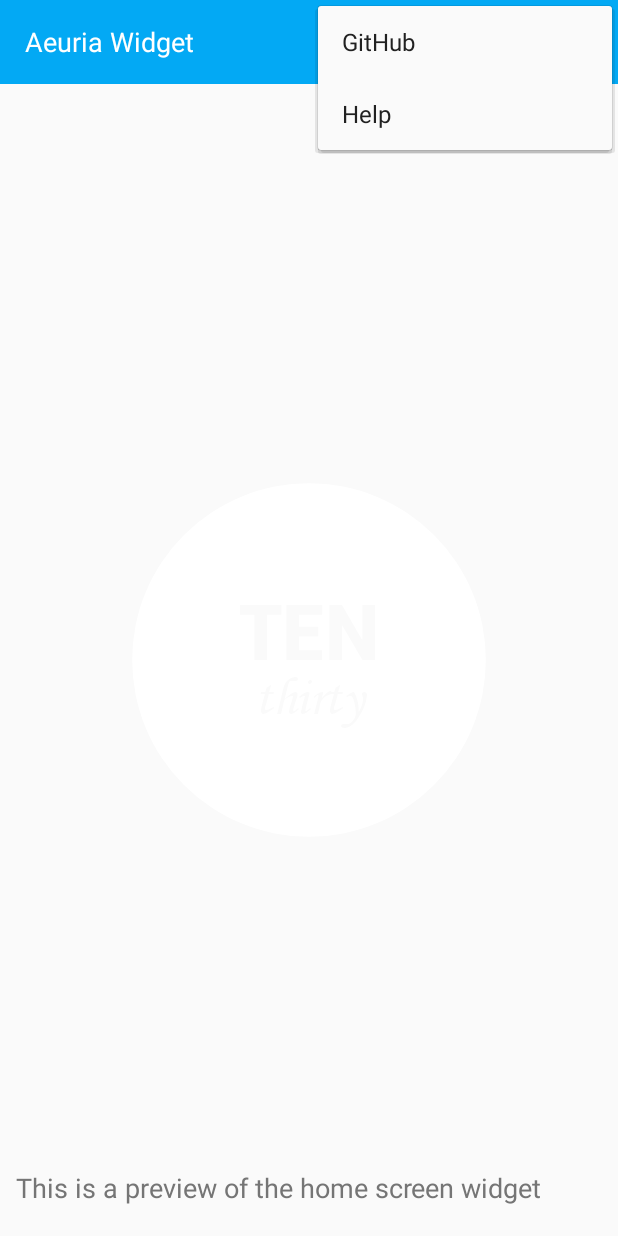
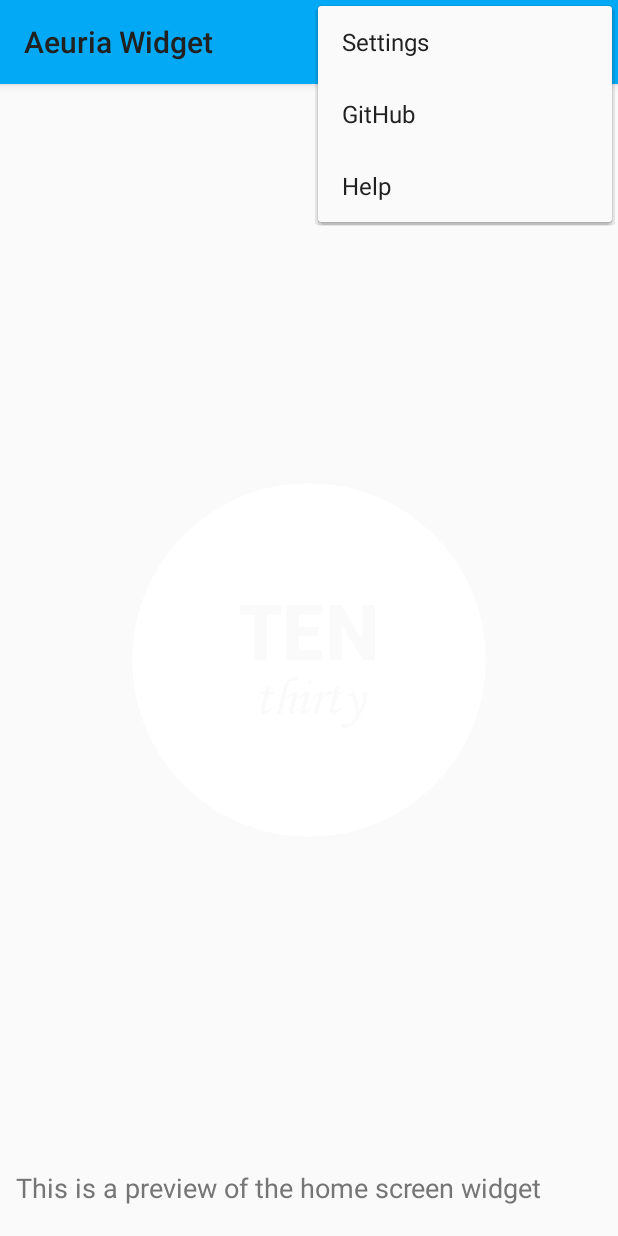
Before and after one commit to GOGO98901/Aeuria-Widget, an Android app: the screen it shows after launch (PreviewActivity), with the options menu open, on a phone screen of 412 x 824 dp. Run offline under Robolectric (Android 15) with nearby library versions, the phone set to English and light mode, and no system bars.

Commit message:
not sure what is really changed as I have just been expirementing with lots of things

```diff
--- a/app/src/main/java/me/roryclaasen/widget/aeuria/render/FancyClockFace.java
+++ b/app/src/main/java/me/roryclaasen/widget/aeuria/render/FancyClockFace.java
@@ -16,9 +16,7 @@ import android.graphics.Typeface;
 import android.preference.PreferenceManager;
 import android.support.v4.content.ContextCompat;
 import android.util.AttributeSet;
-import android.util.Log;
 import android.view.View;
-import android.widget.Toast;
 
 import me.roryclaasen.widget.aeuria.R;
 import me.roryclaasen.widget.aeuria.util.AppUtil;
@@ -68,7 +66,7 @@ public class FancyClockFace extends View {
 		fancyTime = new FancyTime(context, calendar.getTime());
 
 		mPaint = new Paint(Paint.ANTI_ALIAS_FLAG);
-		// mPaint.setColor(ContextCompat.getColor(context, R.color.widget_background_light));
+		mPaint.setColor(ContextCompat.getColor(context, R.color.widget_background_light));
 		mPaint.setStyle(Paint.Style.FILL);
 
 		createFonts();
@@ -221,12 +219,15 @@ public class FancyClockFace extends View {
 	}
 
     public void updatePaintWithPrefs() {
+        if (this.isInEditMode()) return;
+
         SharedPreferences sharedPrefs = PreferenceManager.getDefaultSharedPreferences(context);
 
         int background = ContextCompat.getColor(context, R.color.widget_background_light);
         if (sharedPrefs.getBoolean("dark_mode", false)) {
             background = ContextCompat.getColor(context, R.color.widget_background_dark);
         }
+        mPaint.setColor(background);
 
         switch (sharedPrefs.getString("text_size", "Default")) {
             case "Tiny": {
@@ -246,6 +247,5 @@ public class FancyClockFace extends View {
                 break;
             }
         }
-        mPaint.setColor(background);
     }
 }
--- a/app/src/main/res/layout/activity_start.xml
+++ b/app/src/main/res/layout/activity_start.xml
@@ -2,8 +2,8 @@
 <RelativeLayout xmlns:android="http://schemas.android.com/apk/res/android"
     xmlns:tools="http://schemas.android.com/tools"
     android:id="@+id/container"
-    android:layout_width="fill_parent"
-    android:layout_height="fill_parent"
+    android:layout_width="wrap_content"
+    android:layout_height="wrap_content"
     android:orientation="vertical"
     tools:context="me.roryclaasen.widget.aeuria.PreviewActivity" >
 
--- a/app/src/main/res/menu/start.xml
+++ b/app/src/main/res/menu/start.xml
@@ -4,7 +4,7 @@
     <item
         android:id="@+id/action_settings"
         android:orderInCategory="0"
-        android:showAsAction="ifRoom"
+        android:showAsAction="never"
         android:title="@string/settings"/>
     <item
         android:id="@+id/action_github"
--- a/app/src/main/res/values/styles.xml
+++ b/app/src/main/res/values/styles.xml
@@ -5,16 +5,6 @@
         <item name="android:colorAccent">@color/accent</item>
         <item name="android:textColorPrimary">@color/primary_text</item>
         <item name="android:textColorSecondary">@color/secondary_text</item>
-        <item name="android:actionBarStyle">@style/AppTheme.ActionBar</item>
-    </style>
-
-    <style name="AppTheme.ActionBar" parent="android:style/Widget.Holo.Light.ActionBar">
-        <item name="android:background">@color/primary</item>
-        <item name="android:logo">@android:color/transparent</item>
-        <item name="android:titleTextStyle">@style/AppTheme.ActionBar.Text</item>
-    </style>
-
-    <style name="AppTheme.ActionBar.Text" parent="@android:style/TextAppearance.Holo.Widget.ActionBar.Title">
-        <item name="android:textColor">@color/icons</item>
+        <item name="android:weekSeparatorLineColor">@color/divider</item>
     </style>
 </resources>
```
Also changed, not shown: app/src/main/AndroidManifest.xml (+7 -3 lines), app/src/main/java/me/roryclaasen/widget/aeuria/AeuriaWidget.java (+16 -2 lines), app/src/main/res/values/array.xml (deleted, +0 -16 lines).
